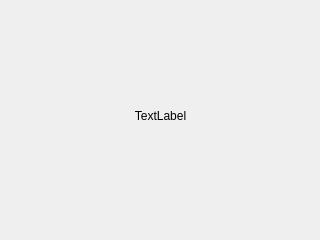
Before: the Qt Designer form buttermanager/buttermanager/ui/InfoWindow.ui in egara/buttermanager, drawn with Qt 5.
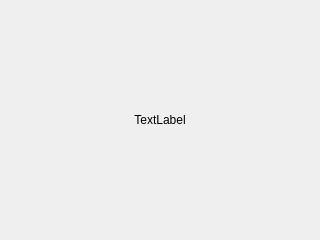
After: the same form once the commit is applied.

Commit message: Issue #29. Implementing layout for InfoWindow

```diff
--- a/buttermanager/buttermanager/ui/InfoWindow.ui
+++ b/buttermanager/buttermanager/ui/InfoWindow.ui
@@ -13,15 +13,11 @@
   <property name="windowTitle">
    <string>Dialog</string>
   </property>
+  <layout class="QVBoxLayout" name="verticalLayout_2">
+   <item>
+    <layout class="QVBoxLayout" name="verticalLayout">
+     <item>
   <widget class="QLabel" name="label_info">
-   <property name="geometry">
-    <rect>
-     <x>30</x>
-     <y>30</y>
-     <width>261</width>
-     <height>171</height>
-    </rect>
-   </property>
    <property name="layoutDirection">
     <enum>Qt::LeftToRight</enum>
    </property>
@@ -35,6 +31,10 @@
     <set>Qt::AlignCenter</set>
    </property>
   </widget>
+     </item>
+    </layout>
+   </item>
+  </layout>
  </widget>
  <resources/>
  <connections/>
```
Left out of the diff: 2 changed lines with no effect on the pictures. Lines whose indentation alone changed are shown as unchanged. The commit also changes 1 other file.
